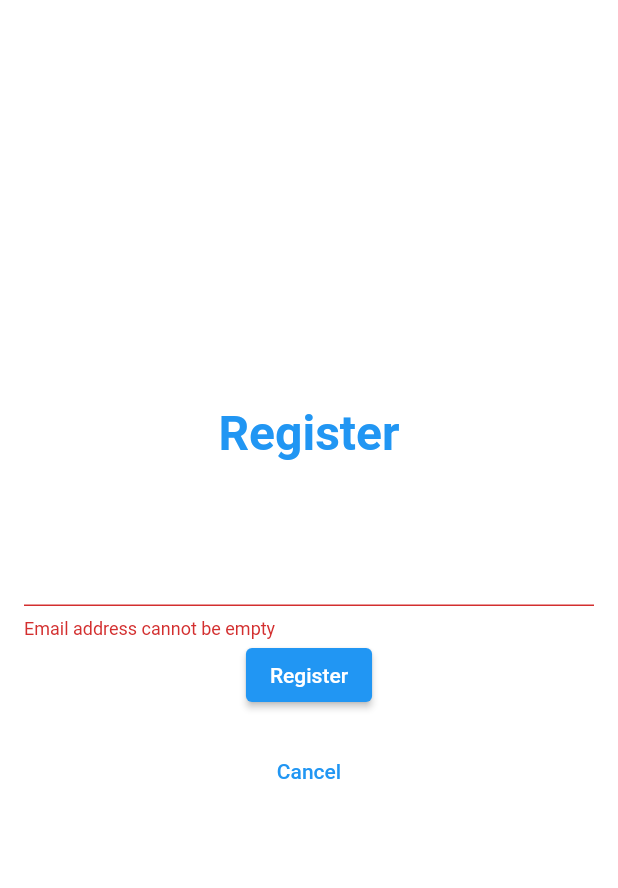
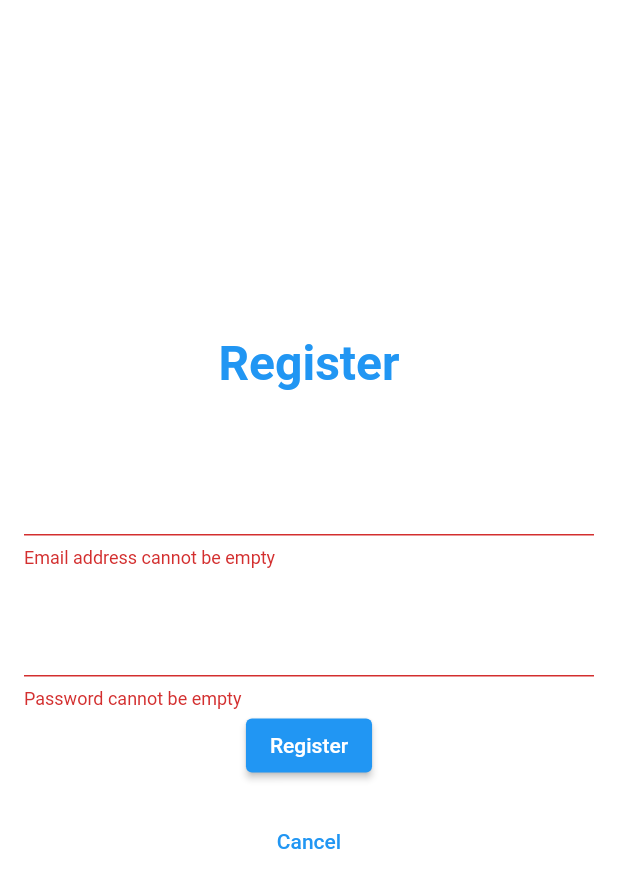
Before and after one commit to robjvan/recipes_web, a Flutter app: the RegisterScreen screen opened by its route, after a tap on "Register", on a phone screen of 412 x 824 dp. Shown: the top 888 px of the screen. Run offline on Flutter 3.47's test engine with Material 2 defaults, Android fonts, the phone set to English and light mode, and no system bars; our stand-ins replace get, get_storage; missing offline and left inert: flutter_jailbreak_detection; accounts and stored records are empty.

Commit message:
Added password field

```diff
--- a/lib/pages/register_screen/register_form.dart
+++ b/lib/pages/register_screen/register_form.dart
@@ -2,6 +2,7 @@ import 'package:flutter/material.dart';
 import 'package:get/get.dart';
 import 'package:recipes_web/api/auth_api.dart';
 import 'package:recipes_web/config/config.dart';
+import 'package:recipes_web/controllers/password_visibility.controller.dart';
 import 'package:recipes_web/pages/login_screen/login_screen.dart';
 import 'package:recipes_web/pages/register_screen/dto/sign-up.dto.dart';
 
@@ -28,6 +29,7 @@ class RegisterForm extends StatelessWidget {
         child: Column(
           children: <Widget>[
             _buildUsernameField(usernameController),
+            _buildPasswordField(passwordController),
             _buildRegisterButton(authAPI, controllers),
             const SizedBox(height: 16),
             _buildCancelButton(),
@@ -69,8 +71,37 @@ class RegisterForm extends StatelessWidget {
         child: const Text('Register'),
       );
 
-  Widget _buildCancelButton() => TextButton(
-        onPressed: () => Get.off(() => const LoginScreen()),
-        child: const Text('Cancel'),
-      );
+  Widget _buildCancelButton() {
+    return TextButton(
+      onPressed: () => Get.off(() => const LoginScreen()),
+      child: const Text('Cancel'),
+    );
+  }
+
+  Widget _buildPasswordField(final TextEditingController passwordController) {
+    final PasswordVisibiltyController passwordVisibilty = Get.put(
+      PasswordVisibiltyController(),
+    );
+
+    return Obx(
+      () => TextFormField(
+        controller: passwordController,
+        validator: (final String? value) {
+          if (value!.isEmpty) {
+            return 'Password cannot be empty';
+          }
+          return null;
+        },
+        obscureText: passwordVisibilty.obscurePassword,
+        decoration: InputDecoration(
+          suffix: IconButton(
+            onPressed: passwordVisibilty.toggleVisibility,
+            icon: passwordVisibilty.obscurePassword
+                ? const Icon(Icons.visibility_off)
+                : const Icon(Icons.visibility),
+          ),
+        ),
+      ),
+    );
+  }
 }
```
